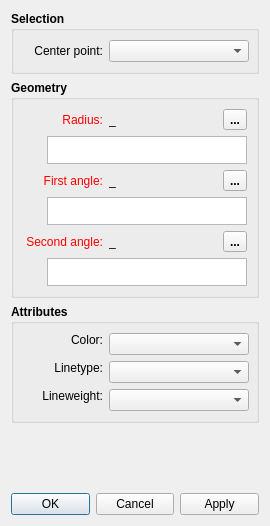
Before: the Qt Designer form src/libs/vtools/dialogs/tools/dialogarc.ui in FashionFreedom/Seamly2D, drawn with Qt 5.
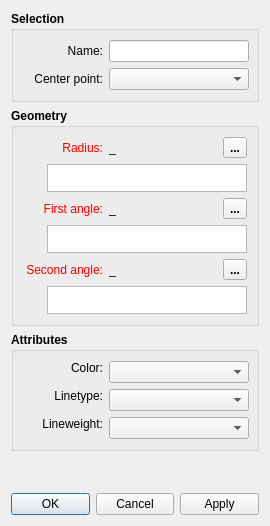
After: the same form once the commit is applied. Icons and pictures are not drawn. Custom widgets are drawn as their Qt base class.

Commit message: add name to curve and line tools in dialogs and property editor

```diff
--- a/src/libs/vtools/dialogs/tools/dialogarc.ui
+++ b/src/libs/vtools/dialogs/tools/dialogarc.ui
@@ -16,6 +16,11 @@
     <height>0</height>
    </size>
   </property>
+  <property name="font">
+   <font>
+    <pointsize>9</pointsize>
+   </font>
+  </property>
   <property name="windowTitle">
    <string>Arc - Radius and Angles</string>
   </property>
@@ -46,6 +51,48 @@
       <string>Selection</string>
      </property>
      <layout class="QVBoxLayout" name="verticalLayout_2">
+      <item>
+       <layout class="QHBoxLayout" name="horizontalLayout_5">
+        <item>
+         <widget class="QLabel" name="name_Label">
+          <property name="minimumSize">
+           <size>
+            <width>80</width>
+            <height>0</height>
+           </size>
+          </property>
+          <property name="font">
+           <font>
+            <weight>50</weight>
+            <bold>false</bold>
+           </font>
+          </property>
+          <property name="text">
+           <string>Name:</string>
+          </property>
+          <property name="alignment">
+           <set>Qt::AlignRight|Qt::AlignTrailing|Qt::AlignVCenter</set>
+          </property>
+         </widget>
+        </item>
+        <item>
+         <widget class="QLineEdit" name="name_LineEdit">
+          <property name="minimumSize">
+           <size>
+            <width>140</width>
+            <height>0</height>
+           </size>
+          </property>
+          <property name="font">
+           <font>
+            <weight>50</weight>
+            <bold>false</bold>
+           </font>
+          </property>
+         </widget>
+        </item>
+       </layout>
+      </item>
       <item>
        <layout class="QHBoxLayout" name="horizontalLayout_4">
         <item>
```
Left out of the diff: 4 changed lines with no effect on the pictures. The commit also changes 26 other files.
